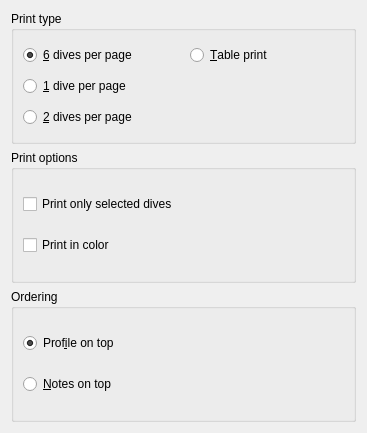
First picture: the form in qt-ui/printoptions.ui, repository subsurface/subsurface, before the edit.
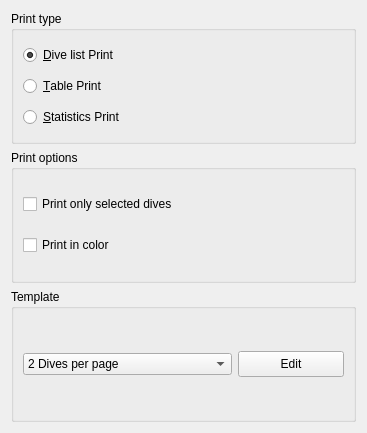
Second picture: the form after the edit.

Commit message:
Printing: Edit the print options widget
Remove obsolete code and add new customizable print code to the options
dialog.

Patch:
```diff
--- a/qt-ui/printoptions.ui
+++ b/qt-ui/printoptions.ui
@@ -38,7 +38,7 @@
          </sizepolicy>
         </property>
         <property name="text">
-         <string>&amp;6 dives per page</string>
+         <string>&amp;Dive list Print</string>
         </property>
         <property name="checked">
          <bool>true</bool>
@@ -46,32 +46,6 @@
        </widget>
       </item>
       <item row="2" column="0">
-       <widget class="QRadioButton" name="radioOneDive">
-        <property name="sizePolicy">
-         <sizepolicy hsizetype="Expanding" vsizetype="Fixed">
-          <horstretch>0</horstretch>
-          <verstretch>0</verstretch>
-         </sizepolicy>
-        </property>
-        <property name="text">
-         <string>&amp;1 dive per page</string>
-        </property>
-       </widget>
-      </item>
-      <item row="3" column="0" colspan="2">
-       <widget class="QRadioButton" name="radioTwoDives">
-        <property name="sizePolicy">
-         <sizepolicy hsizetype="Expanding" vsizetype="Fixed">
-          <horstretch>0</horstretch>
-          <verstretch>0</verstretch>
-         </sizepolicy>
-        </property>
-        <property name="text">
-         <string>&amp;2 dives per page</string>
-        </property>
-       </widget>
-      </item>
-      <item row="0" column="2">
        <widget class="QRadioButton" name="radioTablePrint">
         <property name="sizePolicy">
          <sizepolicy hsizetype="Expanding" vsizetype="Fixed">
@@ -80,7 +54,20 @@
          </sizepolicy>
         </property>
         <property name="text">
-         <string>&amp;Table print</string>
+         <string>&amp;Table Print</string>
+        </property>
+       </widget>
+      </item>
+      <item row="3" column="0" colspan="2">
+       <widget class="QRadioButton" name="radioStatisticsPrint">
+        <property name="sizePolicy">
+         <sizepolicy hsizetype="Expanding" vsizetype="Fixed">
+          <horstretch>0</horstretch>
+          <verstretch>0</verstretch>
+         </sizepolicy>
+        </property>
+        <property name="text">
+         <string>&amp;Statistics Print</string>
         </property>
        </widget>
       </item>
@@ -138,38 +125,28 @@
    <item>
     <widget class="QGroupBox" name="ordering">
      <property name="title">
-      <string>Ordering</string>
+      <string>Template</string>
      </property>
-     <layout class="QVBoxLayout" name="verticalLayout_2">
+     <layout class="QHBoxLayout" name="horizontalLayout">
       <item>
-       <widget class="QRadioButton" name="profileOnTop">
-        <property name="sizePolicy">
-         <sizepolicy hsizetype="Expanding" vsizetype="Fixed">
-          <horstretch>0</horstretch>
-          <verstretch>0</verstretch>
-         </sizepolicy>
-        </property>
-        <property name="text">
-         <string>Prof&amp;ile on top</string>
-        </property>
-        <property name="checked">
-         <bool>true</bool>
-        </property>
+       <widget class="QComboBox" name="printTemplate">
+        <item>
+         <property name="text">
+          <string>2 Dives per page</string>
+         </property>
+        </item>
        </widget>
       </item>
       <item>
-       <widget class="QRadioButton" name="notesOnTop">
-        <property name="sizePolicy">
-         <sizepolicy hsizetype="Expanding" vsizetype="Fixed">
-          <horstretch>0</horstretch>
-          <verstretch>0</verstretch>
-         </sizepolicy>
+       <widget class="QPushButton" name="editButton">
+        <property name="maximumSize">
+         <size>
+          <width>106</width>
+          <height>26</height>
+         </size>
         </property>
         <property name="text">
-         <string>&amp;Notes on top</string>
-        </property>
-        <property name="checked">
-         <bool>false</bool>
+         <string>Edit</string>
         </property>
        </widget>
       </item>
```
Left out of the diff: 10 changed lines with no effect on the pictures. The commit also changes 3 other files.
